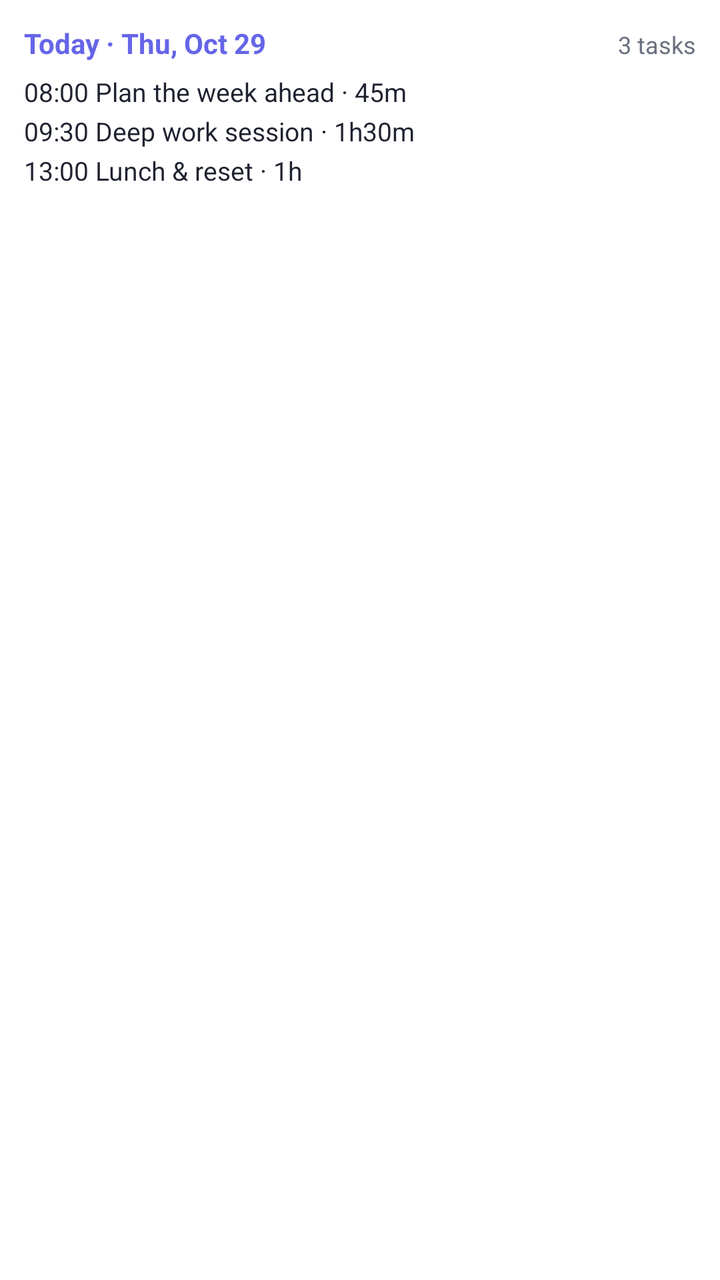
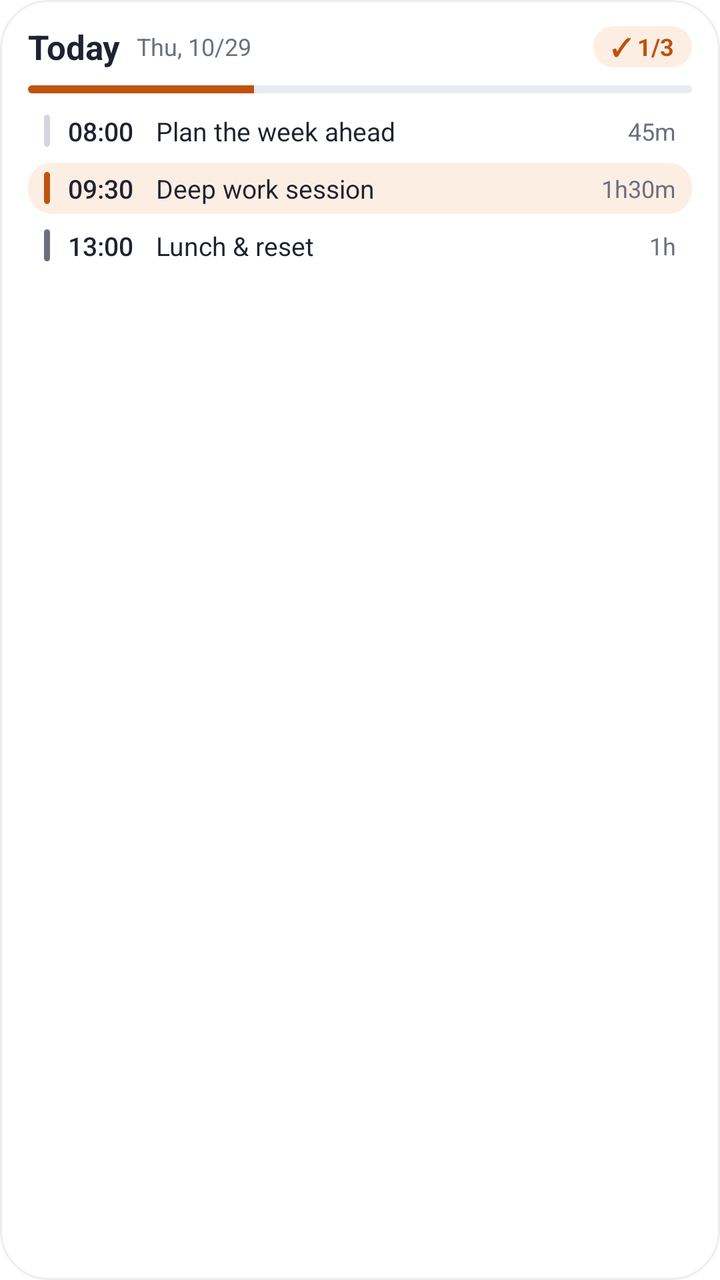

Before-and-after screenshots of an Android layout around one commit, followed by the original layout XML and the change that was made.
<!-- AndroidManifest.xml: fallback theme Theme.MaterialComponents.DayNight.NoActionBar -->
<!-- res/layout/dayform_widget_preview.xml -->
<?xml version="1.0" encoding="utf-8"?>
<LinearLayout xmlns:android="http://schemas.android.com/apk/res/android"
    android:layout_width="match_parent"
    android:layout_height="match_parent"
    android:background="@drawable/dayform_widget_bg"
    android:orientation="vertical"
    android:padding="12dp">

    <LinearLayout
        android:layout_width="match_parent"
        android:layout_height="wrap_content"
        android:layout_marginBottom="4dp"
        android:orientation="horizontal">

        <TextView
            android:layout_width="0dp"
            android:layout_height="wrap_content"
            android:layout_weight="1"
            android:ellipsize="end"
            android:maxLines="1"
            android:text="@string/dayform_widget_preview_title"
            android:textColor="@color/dayform_widget_accent"
            android:textSize="14sp"
            android:textStyle="bold" />

        <TextView
            android:layout_width="wrap_content"
            android:layout_height="wrap_content"
            android:layout_marginStart="8dp"
            android:maxLines="1"
            android:text="@string/dayform_widget_preview_count"
            android:textColor="@color/dayform_widget_text_secondary"
            android:textSize="12sp" />
    </LinearLayout>

    <TextView
        style="@style/DayformWidgetRow"
        android:layout_width="match_parent"
        android:layout_height="wrap_content"
        android:layout_marginTop="2dp"
        android:text="@string/dayform_widget_preview_row_1" />

    <TextView
        style="@style/DayformWidgetRow"
        android:layout_width="match_parent"
        android:layout_height="wrap_content"
        android:layout_marginTop="2dp"
        android:text="@string/dayform_widget_preview_row_2" />

    <TextView
        style="@style/DayformWidgetRow"
        android:layout_width="match_parent"
        android:layout_height="wrap_content"
        android:layout_marginTop="2dp"
        android:text="@string/dayform_widget_preview_row_3" />
</LinearLayout>
<!-- resources referenced by this layout -->
<resources>
  <color name="dayform_widget_accent">#FF6565E8</color>
  <!-- drawable dayform_widget_bg (drawable) -->
  <?xml version="1.0" encoding="utf-8"?>
  <shape xmlns:android="http://schemas.android.com/apk/res/android"
      android:shape="rectangle">
      <solid android:color="@color/dayform_widget_bg" />
      <corners android:radius="20dp" />
  </shape>
  <string name="dayform_widget_preview_count">3 tasks</string>
  <string name="dayform_widget_preview_row_1">08:00  Plan the week ahead  · 45m</string>
  <string name="dayform_widget_preview_row_2">09:30  Deep work session  · 1h30m</string>
  <string name="dayform_widget_preview_row_3">13:00  Lunch &amp; reset  · 1h</string>
  <string name="dayform_widget_preview_title">Today · Thu, Oct 29</string>
  <style name="DayformWidgetRow">
          <item name="android:ellipsize">end</item>
          <item name="android:maxLines">1</item>
          <item name="android:textColor">@color/dayform_widget_text_primary</item>
          <item name="android:textSize">13sp</item>
      </style>
  <!-- unchanged entries left out for length: 3 -->
</resources>

<!-- the commit's change to res/layout/dayform_widget_preview.xml (unified diff, before → after) -->
@@ -4,53 +4,165 @@
     android:layout_height="match_parent"
     android:background="@drawable/dayform_widget_bg"
     android:orientation="vertical"
-    android:padding="12dp">
+    android:paddingStart="14dp"
+    android:paddingTop="12dp"
+    android:paddingEnd="14dp"
+    android:paddingBottom="10dp">
 
     <LinearLayout
         android:layout_width="match_parent"
         android:layout_height="wrap_content"
-        android:layout_marginBottom="4dp"
+        android:gravity="center_vertical"
         android:orientation="horizontal">
+
+        <TextView
+            android:layout_width="wrap_content"
+            android:layout_height="wrap_content"
+            android:maxLines="1"
+            android:text="@string/dayform_widget_today"
+            android:textColor="@color/dayform_widget_text_primary"
+            android:textSize="17sp"
+            android:textStyle="bold" />
 
         <TextView
             android:layout_width="0dp"
             android:layout_height="wrap_content"
+            android:layout_marginStart="8dp"
             android:layout_weight="1"
             android:ellipsize="end"
             android:maxLines="1"
-            android:text="@string/dayform_widget_preview_title"
-            android:textColor="@color/dayform_widget_accent"
-            android:textSize="14sp"
-            android:textStyle="bold" />
+            android:text="@string/dayform_widget_preview_date"
+            android:textColor="@color/dayform_widget_text_secondary"
+            android:textSize="12sp" />
 
         <TextView
             android:layout_width="wrap_content"
             android:layout_height="wrap_content"
             android:layout_marginStart="8dp"
+            android:background="@drawable/dayform_widget_pill"
             android:maxLines="1"
+            android:paddingStart="9dp"
+            android:paddingTop="2dp"
+            android:paddingEnd="9dp"
+            android:paddingBottom="2dp"
             android:text="@string/dayform_widget_preview_count"
-            android:textColor="@color/dayform_widget_text_secondary"
-            android:textSize="12sp" />
+            android:textColor="@color/dayform_widget_accent"
+            android:textSize="12sp"
+            android:textStyle="bold" />
     </LinearLayout>
 
-    <TextView
-        style="@style/DayformWidgetRow"
+    <ProgressBar
+        style="?android:attr/progressBarStyleHorizontal"
+        android:layout_width="match_parent"
+        android:layout_height="4dp"
+        android:layout_marginTop="8dp"
+        android:layout_marginBottom="3dp"
+        android:max="100"
+        android:progress="34"
+        android:progressDrawable="@drawable/dayform_widget_progress" />
+
+    <LinearLayout
         android:layout_width="match_parent"
         android:layout_height="wrap_content"
-        android:layout_marginTop="2dp"
-        android:text="@string/dayform_widget_preview_row_1" />
+        android:layout_marginTop="3dp"
+        android:background="@drawable/dayform_widget_row_plain"
+        style="@style/DayformWidgetRowBox">
 
-    <TextView
-        style="@style/DayformWidgetRow"
+        <ImageView
+            style="@style/DayformWidgetBar"
+            android:layout_width="3dp"
+            android:layout_height="16dp"
+            android:layout_marginEnd="9dp"
+            android:background="@drawable/dayform_widget_bar_done" />
+
+        <TextView
+            style="@style/DayformWidgetTime"
+            android:layout_width="44dp"
+            android:layout_height="wrap_content"
+            android:text="08:00" />
+
+        <TextView
+            style="@style/DayformWidgetRowTitle"
+            android:layout_width="0dp"
+            android:layout_height="wrap_content"
+            android:layout_weight="1"
+            android:text="@string/dayform_widget_preview_task_1" />
+
+        <TextView
+            style="@style/DayformWidgetDuration"
+            android:layout_width="wrap_content"
+            android:layout_height="wrap_content"
+            android:layout_marginStart="8dp"
+            android:text="45m" />
+    </LinearLayout>
+
+    <LinearLayout
         android:layout_width="match_parent"
         android:layout_height="wrap_content"
-        android:layout_marginTop="2dp"
-        android:text="@string/dayform_widget_preview_row_2" />
+        android:layout_marginTop="3dp"
+        android:background="@drawable/dayform_widget_row_next"
+        style="@style/DayformWidgetRowBox">
 
-    <TextView
-        style="@style/DayformWidgetRow"
+        <ImageView
+            style="@style/DayformWidgetBar"
+            android:layout_width="3dp"
+            android:layout_height="16dp"
+            android:layout_marginEnd="9dp"
+            android:background="@drawable/dayform_widget_bar_next" />
+
+        <TextView
+            style="@style/DayformWidgetTime"
+            android:layout_width="44dp"
+            android:layout_height="wrap_content"
+            android:text="09:30" />
+
+        <TextView
+            style="@style/DayformWidgetRowTitle"
+            android:layout_width="0dp"
+            android:layout_height="wrap_content"
+            android:layout_weight="1"
+            android:text="@string/dayform_widget_preview_task_2" />
+
+        <TextView
+            style="@style/DayformWidgetDuration"
+            android:layout_width="wrap_content"
+            android:layout_height="wrap_content"
+            android:layout_marginStart="8dp"
+            android:text="1h30m" />
+    </LinearLayout>
+
+    <LinearLayout
         android:layout_width="match_parent"
         android:layout_height="wrap_content"
-        android:layout_marginTop="2dp"
-        android:text="@string/dayform_widget_preview_row_3" />
+        android:layout_marginTop="3dp"
+        android:background="@drawable/dayform_widget_row_plain"
+        style="@style/DayformWidgetRowBox">
+
+        <ImageView
+            style="@style/DayformWidgetBar"
+            android:layout_width="3dp"
+            android:layout_height="16dp"
+            android:layout_marginEnd="9dp"
+            android:background="@drawable/dayform_widget_bar_upcoming" />
+
+        <TextView
+            style="@style/DayformWidgetTime"
+            android:layout_width="44dp"
+            android:layout_height="wrap_content"
+            android:text="13:00" />
+
+        <TextView
+            style="@style/DayformWidgetRowTitle"
+            android:layout_width="0dp"
+            android:layout_height="wrap_content"
+            android:layout_weight="1"
+            android:text="@string/dayform_widget_preview_task_3" />
+
+        <TextView
+            style="@style/DayformWidgetDuration"
+            android:layout_width="wrap_content"
+            android:layout_height="wrap_content"
+            android:layout_marginStart="8dp"
+            android:text="1h" />
+    </LinearLayout>
 </LinearLayout>
<!-- resource entries referenced after the edit -->
@@ -1,24 +1,112 @@
 <!-- resources referenced by this layout -->
 <resources>
-  <color name="dayform_widget_accent">#FF6565E8</color>
+  <color name="dayform_widget_accent">#FFBF520D</color>
+  <!-- drawable dayform_widget_bar_done (drawable) -->
+  <?xml version="1.0" encoding="utf-8"?>
+  <shape xmlns:android="http://schemas.android.com/apk/res/android"
+      android:shape="rectangle">
+      <solid android:color="@color/dayform_widget_done_bar" />
+      <corners android:radius="2dp" />
+  </shape>
+  <!-- drawable dayform_widget_bar_next (drawable) -->
+  <?xml version="1.0" encoding="utf-8"?>
+  <shape xmlns:android="http://schemas.android.com/apk/res/android"
+      android:shape="rectangle">
+      <solid android:color="@color/dayform_widget_accent" />
+      <corners android:radius="2dp" />
+  </shape>
+  <!-- drawable dayform_widget_bar_upcoming (drawable) -->
+  <?xml version="1.0" encoding="utf-8"?>
+  <shape xmlns:android="http://schemas.android.com/apk/res/android"
+      android:shape="rectangle">
+      <solid android:color="@color/dayform_widget_text_secondary" />
+      <corners android:radius="2dp" />
+  </shape>
   <!-- drawable dayform_widget_bg (drawable) -->
   <?xml version="1.0" encoding="utf-8"?>
   <shape xmlns:android="http://schemas.android.com/apk/res/android"
       android:shape="rectangle">
       <solid android:color="@color/dayform_widget_bg" />
-      <corners android:radius="20dp" />
+      <stroke
+          android:width="1dp"
+          android:color="@color/dayform_widget_stroke" />
+      <corners android:radius="24dp" />
   </shape>
-  <string name="dayform_widget_preview_count">3 tasks</string>
-  <string name="dayform_widget_preview_row_1">08:00  Plan the week ahead  · 45m</string>
-  <string name="dayform_widget_preview_row_2">09:30  Deep work session  · 1h30m</string>
-  <string name="dayform_widget_preview_row_3">13:00  Lunch &amp; reset  · 1h</string>
-  <string name="dayform_widget_preview_title">Today · Thu, Oct 29</string>
-  <style name="DayformWidgetRow">
+  <!-- drawable dayform_widget_pill (drawable) -->
+  <?xml version="1.0" encoding="utf-8"?>
+  <shape xmlns:android="http://schemas.android.com/apk/res/android"
+      android:shape="rectangle">
+      <solid android:color="@color/dayform_widget_accent_tint" />
+      <corners android:radius="12dp" />
+  </shape>
+  <!-- drawable dayform_widget_progress (drawable) -->
+  <?xml version="1.0" encoding="utf-8"?>
+  <layer-list xmlns:android="http://schemas.android.com/apk/res/android">
+      <item android:id="@android:id/background">
+          <shape android:shape="rectangle">
+              <solid android:color="@color/dayform_widget_track" />
+              <corners android:radius="2dp" />
+          </shape>
+      </item>
+      <item android:id="@android:id/progress">
+          <clip>
+              <shape android:shape="rectangle">
+                  <solid android:color="@color/dayform_widget_accent" />
+                  <corners android:radius="2dp" />
+              </shape>
+          </clip>
+      </item>
+  </layer-list>
+  <!-- drawable dayform_widget_row_next (drawable) -->
+  <?xml version="1.0" encoding="utf-8"?>
+  <shape xmlns:android="http://schemas.android.com/apk/res/android"
+      android:shape="rectangle">
+      <solid android:color="@color/dayform_widget_accent_tint" />
+      <corners android:radius="12dp" />
+  </shape>
+  <!-- drawable dayform_widget_row_plain (drawable) -->
+  <?xml version="1.0" encoding="utf-8"?>
+  <shape xmlns:android="http://schemas.android.com/apk/res/android"
+      android:shape="rectangle">
+      <solid android:color="@android:color/transparent" />
+      <corners android:radius="12dp" />
+  </shape>
+  <string name="dayform_widget_preview_count">✓ 1/3</string>
+  <string name="dayform_widget_preview_date">Thu, 10/29</string>
+  <string name="dayform_widget_preview_task_1">Plan the week ahead</string>
+  <string name="dayform_widget_preview_task_2">Deep work session</string>
+  <string name="dayform_widget_preview_task_3">Lunch &amp; reset</string>
+  <string name="dayform_widget_today">Today</string>
+  <style name="DayformWidgetBar" />
+  <style name="DayformWidgetDuration">
+          <item name="android:maxLines">1</item>
+          <item name="android:textColor">@color/dayform_widget_text_secondary</item>
+          <item name="android:textSize">12sp</item>
+      </style>
+  <style name="DayformWidgetRowBox">
+          <item name="android:gravity">center_vertical</item>
+          <item name="android:orientation">horizontal</item>
+          <item name="android:paddingStart">8dp</item>
+          <item name="android:paddingTop">4dp</item>
+          <item name="android:paddingEnd">8dp</item>
+          <item name="android:paddingBottom">4dp</item>
+      </style>
+  <style name="DayformWidgetRowTitle">
           <item name="android:ellipsize">end</item>
           <item name="android:maxLines">1</item>
           <item name="android:textColor">@color/dayform_widget_text_primary</item>
           <item name="android:textSize">13sp</item>
       </style>
+  <style name="DayformWidgetTime">
+          <item name="android:fontFamily">sans-serif-medium</item>
+          <item name="android:maxLines">1</item>
+          <item name="android:textColor">@color/dayform_widget_text_primary</item>
+          <item name="android:textSize">13sp</item>
+      </style>
+  <color name="dayform_widget_done_bar">#FFD3D5E0</color>
+  <color name="dayform_widget_stroke">#FFEDEEF4</color>
+  <color name="dayform_widget_accent_tint">#FFFDEEE4</color>
+  <color name="dayform_widget_track">#FFE9EAF2</color>
   <!-- unchanged entries left out for length: 3 -->
 </resources>
 
